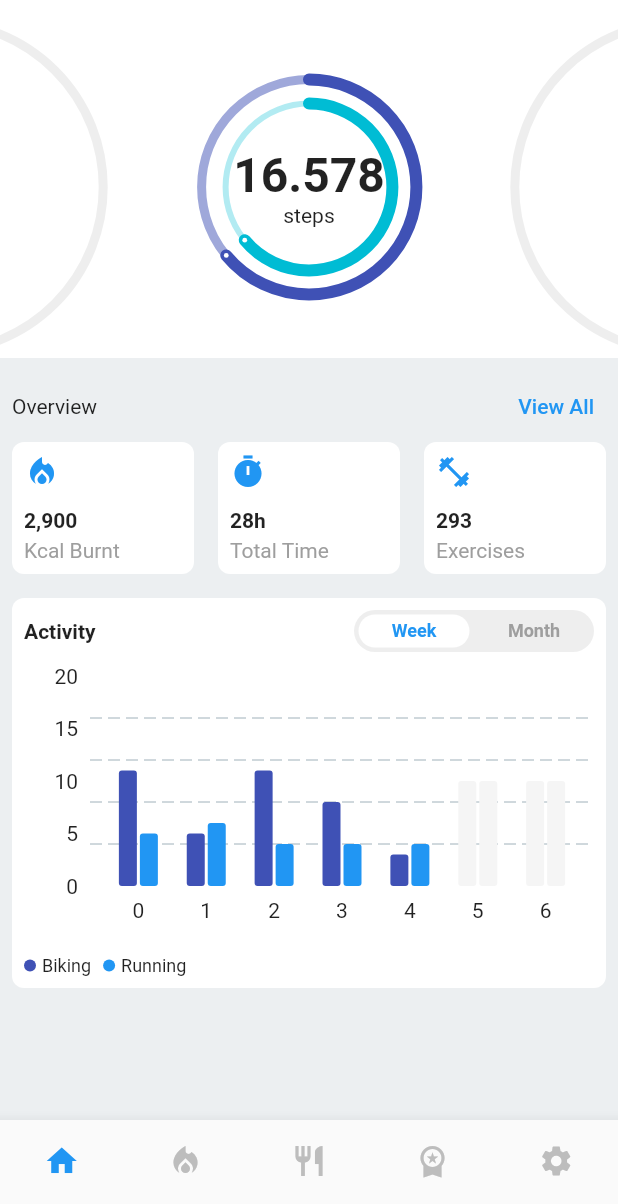
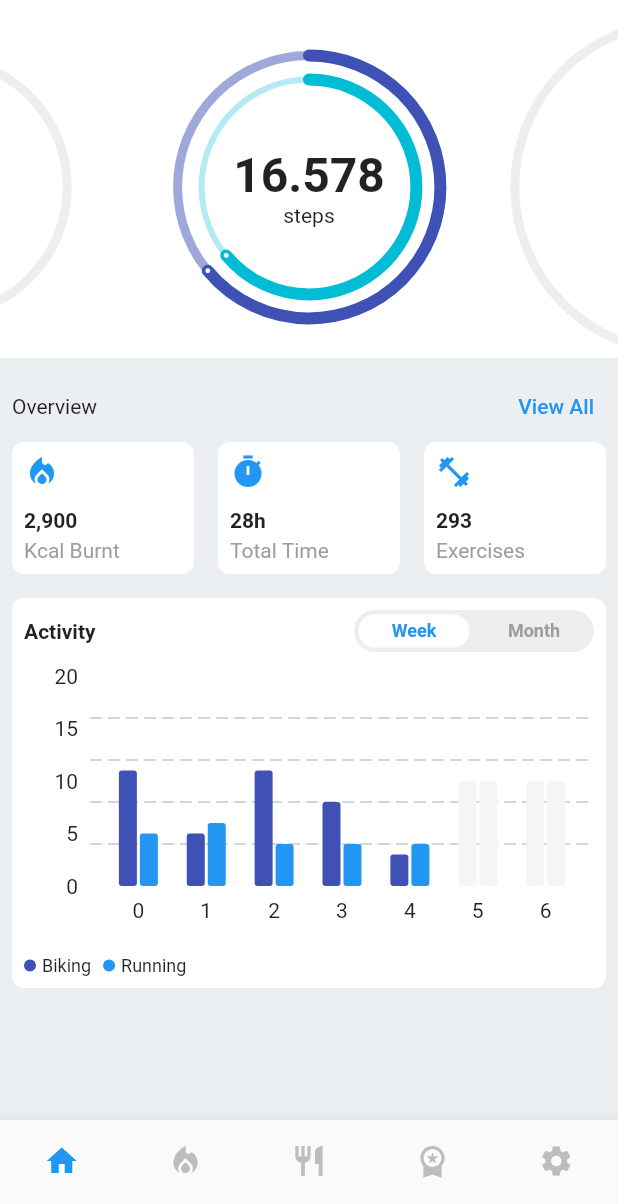
Before and after one commit to JAICHANGPARK/flutter_notebook_19th_story, a Flutter app: the FitnessMobileMainPage screen opened directly, on a phone screen of 412 x 824 dp, the part 32-1236 px from its top. Run offline on Flutter 3.47's test engine with Material 2 defaults, Android fonts, the phone set to English and light mode, and no system bars; drawn by our look-alikes of fl_chart, sleek_circular_slider; our stand-ins replace bubble_tab_indicator, cached_network_image, countup, flutter_riverpod, freezed_annotation, smooth_page_indicator and 1 more; network calls fail.

Commit message:
Update fitness_home_widget.dart

```diff
--- a/lib/ep1143_fitness_mobile_app/src/ui/widget/fitness_home_widget.dart
+++ b/lib/ep1143_fitness_mobile_app/src/ui/widget/fitness_home_widget.dart
@@ -37,16 +37,15 @@ class _FitnessHomeWidgetState extends State<FitnessHomeWidget> {
                 child: PageView(
                   controller: _pageController,
                   children: [
-                    SleekCircularSlider(
+                    Padding(
+
+                      padding: EdgeInsets.all(24),
+                      child: SleekCircularSlider(
                         appearance: CircularSliderAppearance(
                           angleRange: 360.0,
                           startAngle: 270,
-                        customWidths: CustomSliderWidths(progressBarWidth: 8,
-                            trackWidth: 6),
-                        customColors: CustomSliderColors(
-                            progressBarColor: Colors.grey,
-                            trackColor: Colors.grey[200]
-                        ),
+                          customWidths: CustomSliderWidths(progressBarWidth: 8, trackWidth: 6),
+                          customColors: CustomSliderColors(progressBarColor: Colors.grey, trackColor: Colors.grey[200]),
                         ),
                         innerWidget: (p) {
                           return Container();
@@ -55,43 +54,12 @@ class _FitnessHomeWidgetState extends State<FitnessHomeWidget> {
                         min: 0,
                         initialValue: 0,
                       ),
+                    ),
                     SizedBox(
                       height: 240,
                       width: 240,
                       child: Stack(
                         children: [
-                          Positioned(
-                            left: 64,
-                            right: 64,
-                            bottom: 0,
-                            top: 0,
-                            child: SleekCircularSlider(
-                              appearance: CircularSliderAppearance(
-                                angleRange: 360.0,
-                                startAngle: 270,
-                                customWidths: CustomSliderWidths(progressBarWidth: 8,
-                                trackWidth: 4
-                                ),
-                                customColors: CustomSliderColors(
-                                  progressBarColor: Colors.cyan,
-                                  trackColor: Colors.cyan[100]
-                                ),
-                              ),
-                              innerWidget: (p) {
-                                return Column(
-                                  mainAxisAlignment: MainAxisAlignment.center,
-                                  children: [Text("16.578",
-                                  style: TextStyle(
-                                    fontWeight: FontWeight.bold,
-                                    fontSize: 32
-                                  ),), Text("steps")],
-                                );
-                              },
-                              max: 100,
-                              min: 0,
-                              initialValue: 64,
-                            ),
-                          ),
                           Positioned(
                             left: 48,
                             right: 48,
@@ -101,12 +69,39 @@ class _FitnessHomeWidgetState extends State<FitnessHomeWidget> {
                               appearance: CircularSliderAppearance(
                                 angleRange: 360.0,
                                 startAngle: 270,
-                                customWidths: CustomSliderWidths(progressBarWidth: 8,
-                                trackWidth: 6),
-                                customColors: CustomSliderColors(
-                                  progressBarColor: Colors.indigo,
-                                  trackColor: Colors.indigo[200]
+                                customWidths: CustomSliderWidths(progressBarWidth: 8, trackWidth: 4),
+                                customColors:
+                                    CustomSliderColors(progressBarColor: Colors.cyan, trackColor: Colors.cyan[100]),
                               ),
+                              innerWidget: (p) {
+                                return Column(
+                                  mainAxisAlignment: MainAxisAlignment.center,
+                                  children: [
+                                    Text(
+                                      "16.578",
+                                      style: TextStyle(fontWeight: FontWeight.bold, fontSize: 32),
+                                    ),
+                                    Text("steps")
+                                  ],
+                                );
+                              },
+                              max: 100,
+                              min: 0,
+                              initialValue: 64,
+                            ),
+                          ),
+                          Positioned(
+                            left: 32,
+                            right: 32,
+                            bottom: 0,
+                            top: 0,
+                            child: SleekCircularSlider(
+                              appearance: CircularSliderAppearance(
+                                angleRange: 360.0,
+                                startAngle: 270,
+                                customWidths: CustomSliderWidths(progressBarWidth: 8, trackWidth: 6),
+                                customColors:
+                                    CustomSliderColors(progressBarColor: Colors.indigo, trackColor: Colors.indigo[200]),
                               ),
                               innerWidget: (p) {
                                 return Container();
@@ -123,12 +118,8 @@ class _FitnessHomeWidgetState extends State<FitnessHomeWidget> {
                       appearance: CircularSliderAppearance(
                         angleRange: 360.0,
                         startAngle: 270,
-                        customWidths: CustomSliderWidths(progressBarWidth: 8,
-                            trackWidth: 6),
-                        customColors: CustomSliderColors(
-                            progressBarColor: Colors.grey,
-                            trackColor: Colors.grey[200]
-                        ),
+                        customWidths: CustomSliderWidths(progressBarWidth: 8, trackWidth: 6),
+                        customColors: CustomSliderColors(progressBarColor: Colors.grey, trackColor: Colors.grey[200]),
                       ),
                       innerWidget: (p) {
                         return Container();
```
Lines whose indentation alone changed are shown as unchanged.
